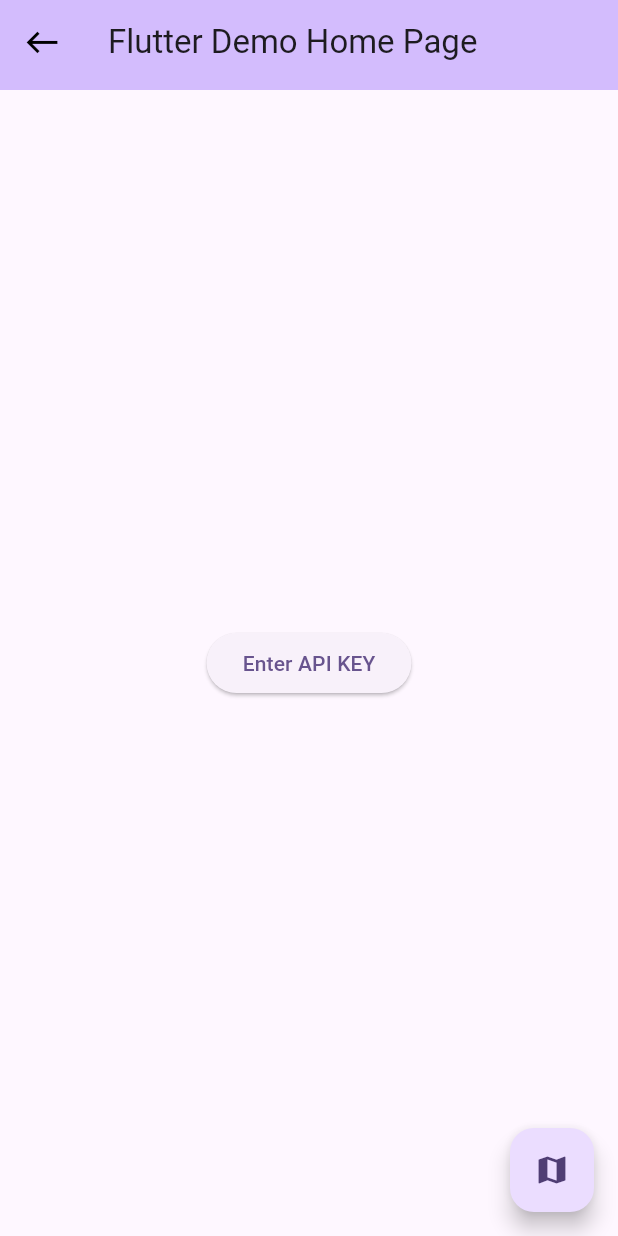
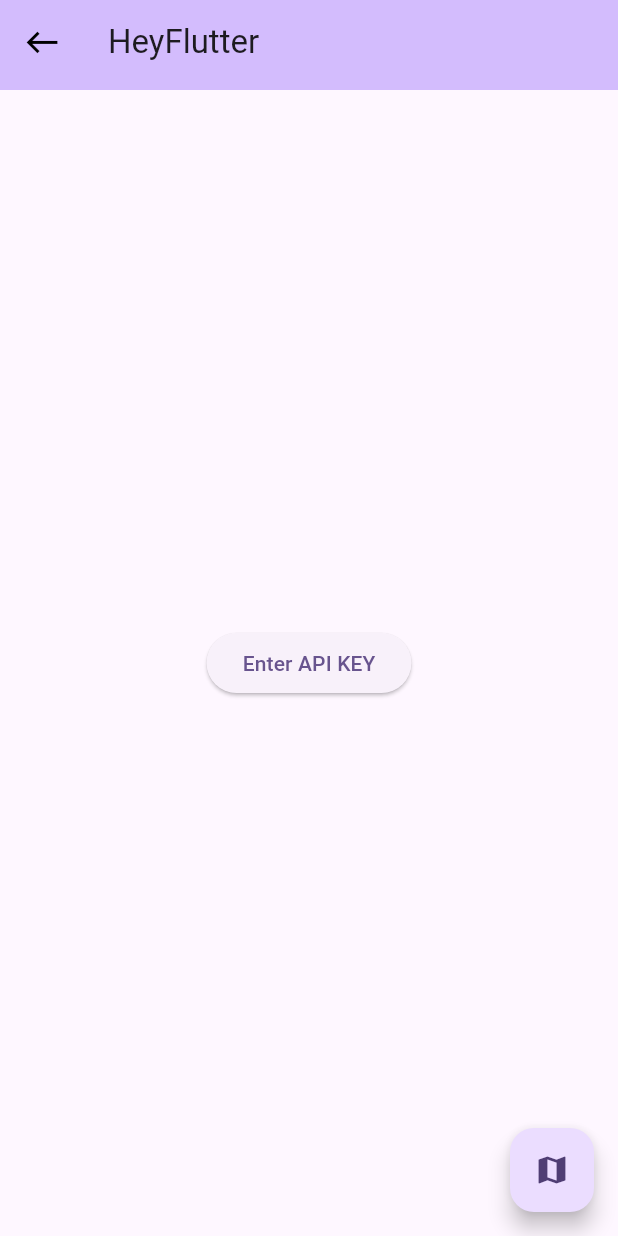
Before and after one commit to raxahai/hey-flutter-test, a Flutter app: the screen it shows after launch, on a phone screen of 412 x 824 dp. Run offline on Flutter 3.47's test engine with Material 3 defaults, Android fonts, the phone set to English and light mode, and no system bars; our stand-ins replace get, google_maps_flutter.

Commit message:
Change home_view app bar title

```diff
--- a/lib/main.dart
+++ b/lib/main.dart
@@ -17,7 +17,7 @@
         colorScheme: ColorScheme.fromSeed(seedColor: Colors.deepPurple),
         useMaterial3: true,
       ),
-      home: const HomeView(title: 'Flutter Demo Home Page'),
+      home: const HomeView(title: 'HeyFlutter'),
     );
   }
 }
```
